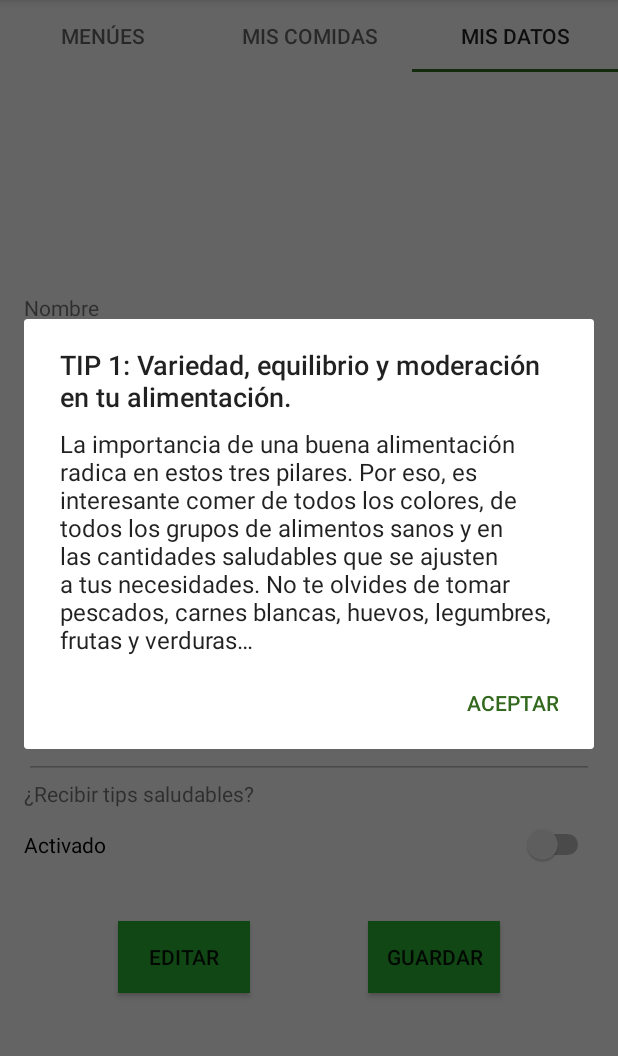
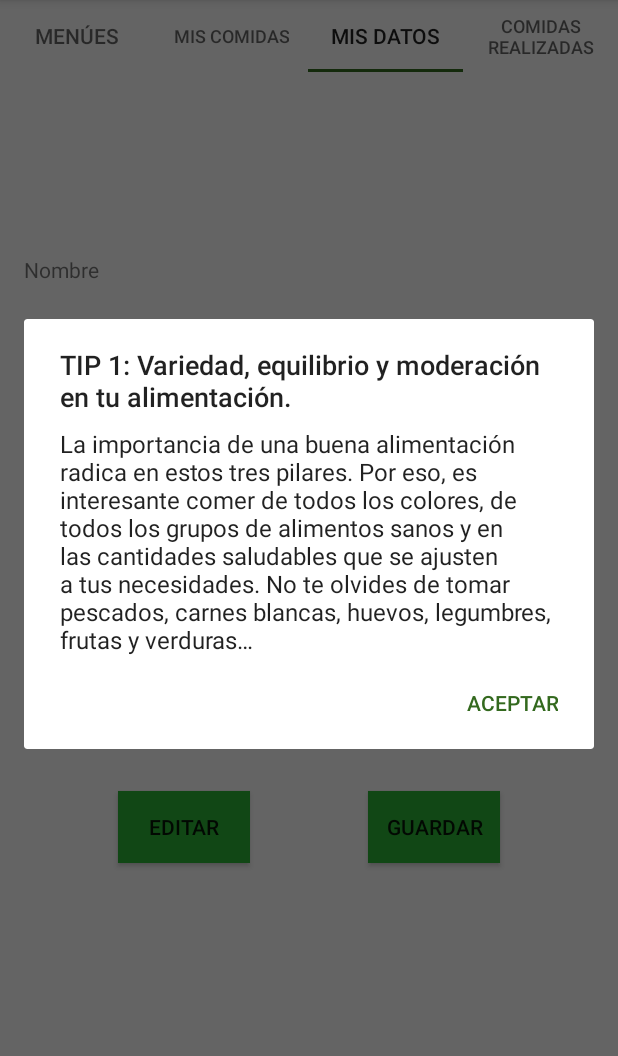
Before and after one commit to BidartMG/HealthyFood, an Android app: the PresentacionFragment screen opened through its navigation route, tab 3 chosen, on a phone screen of 412 x 824 dp, the part 84-1140 px from its top. Run offline under Robolectric (Android 15) with nearby library versions, the phone set to English and light mode, and no system bars; our stand-ins replace Firebase (no records; nobody signed in at launch, a user with empty details on screens opened directly).

Commit message:
comidas realizadas

```diff
--- a/app/src/main/java/com/ort/healthyfoods/fragments/PresentacionFragment.kt
+++ b/app/src/main/java/com/ort/healthyfoods/fragments/PresentacionFragment.kt
@@ -39,6 +39,7 @@ class PresentacionFragment : Fragment() {
                 0 -> tab.text = "Menúes"
                 1 -> tab.text = "Mis Comidas"
                 2 -> tab.text = "Mis Datos"
+                3 -> tab.text = "Comidas realizadas"
                 else -> tab.text = "undefined"
             }
         }).attach()
@@ -54,6 +55,7 @@ class PresentacionFragment : Fragment() {
                 0 -> PrincipalFragment()
                 1 -> ListRealizadasFragment()
                 2 -> MisDatosFragment()
+                3 -> ComidasRealizadasFragment()
 
                 else -> PrincipalFragment()
             }
@@ -64,7 +66,7 @@ class PresentacionFragment : Fragment() {
         }
 
         companion object {
-            private const val TAB_COUNT = 3
+            private const val TAB_COUNT = 4
         }
     }
 }
--- a/app/src/main/res/layout/mis_datos_fragment.xml
+++ b/app/src/main/res/layout/mis_datos_fragment.xml
@@ -9,18 +9,18 @@
 
     <LinearLayout
         android:id="@+id/contenedor"
-        android:layout_width="match_parent"
-        android:layout_height="400dp"
+        android:layout_width="0dp"
+        android:layout_height="324dp"
         android:layout_marginStart="16dp"
         android:layout_marginEnd="16dp"
         android:elevation="12dp"
         android:orientation="vertical"
         app:layout_constraintBottom_toBottomOf="parent"
         app:layout_constraintEnd_toEndOf="parent"
-        app:layout_constraintHorizontal_bias="0.0"
+        app:layout_constraintHorizontal_bias="1.0"
         app:layout_constraintStart_toStartOf="parent"
         app:layout_constraintTop_toTopOf="parent"
-        app:layout_constraintVertical_bias="0.461">
+        app:layout_constraintVertical_bias="0.308">
 
         <TextView
             android:layout_width="wrap_content"
@@ -83,20 +83,6 @@
             android:ems="10"
             android:inputType="textPassword" />
 
-        <TextView
-            android:id="@+id/textView"
-            android:layout_width="match_parent"
-            android:layout_height="30dp"
-            android:labelFor="@id/switch1"
-            android:text="¿Recibir tips saludables?" />
-
-        <Switch
-            android:id="@+id/switch1"
-            android:layout_width="match_parent"
-            android:layout_height="wrap_content"
-            android:enabled="true"
-            android:text="Activado" />
-
     </LinearLayout>
 
     <Button
```
Also changed, not shown: app/src/main/java/com/ort/healthyfoods/fragments/ComidasRealizadasFragment.kt (+28 -13 lines), app/src/main/java/com/ort/healthyfoods/fragments/ListRealizadasFragment.kt (+0 -9 lines), app/src/main/res/layout/fragment_comidas_realizadas.xml (+3 -13 lines), app/src/main/res/layout/list_realizadas_fragment.xml (+0 -7 lines).
